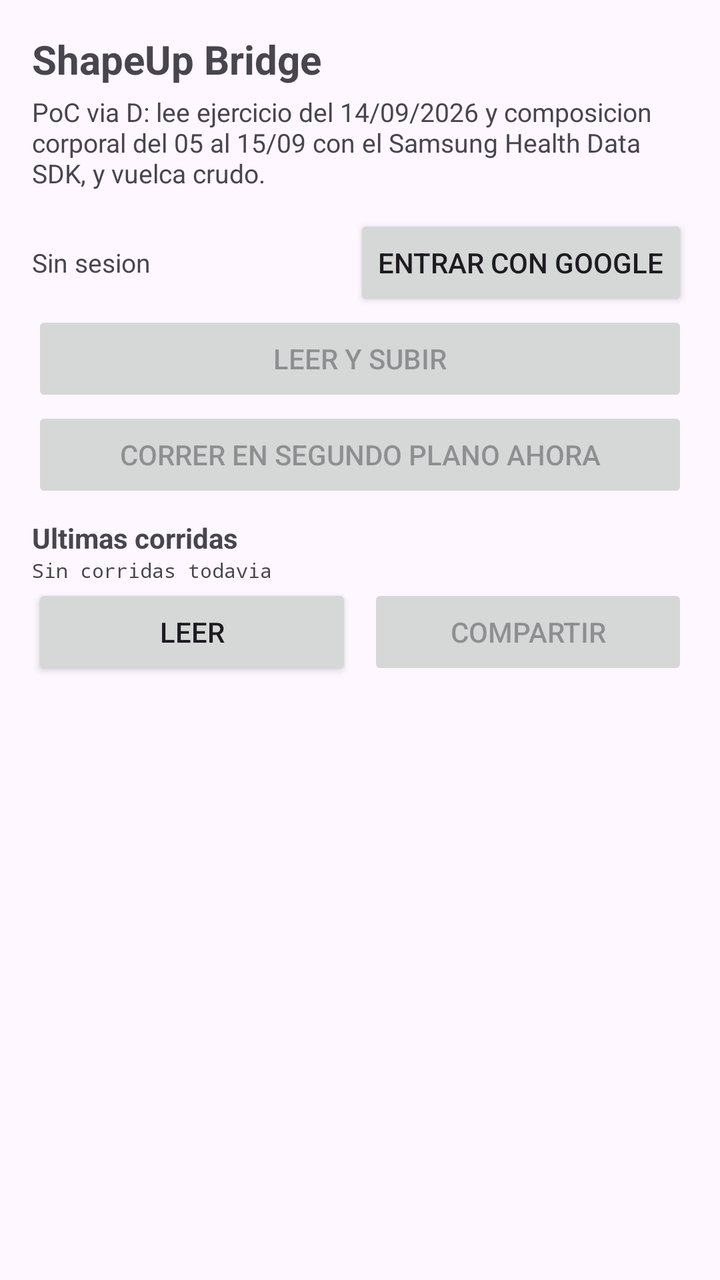
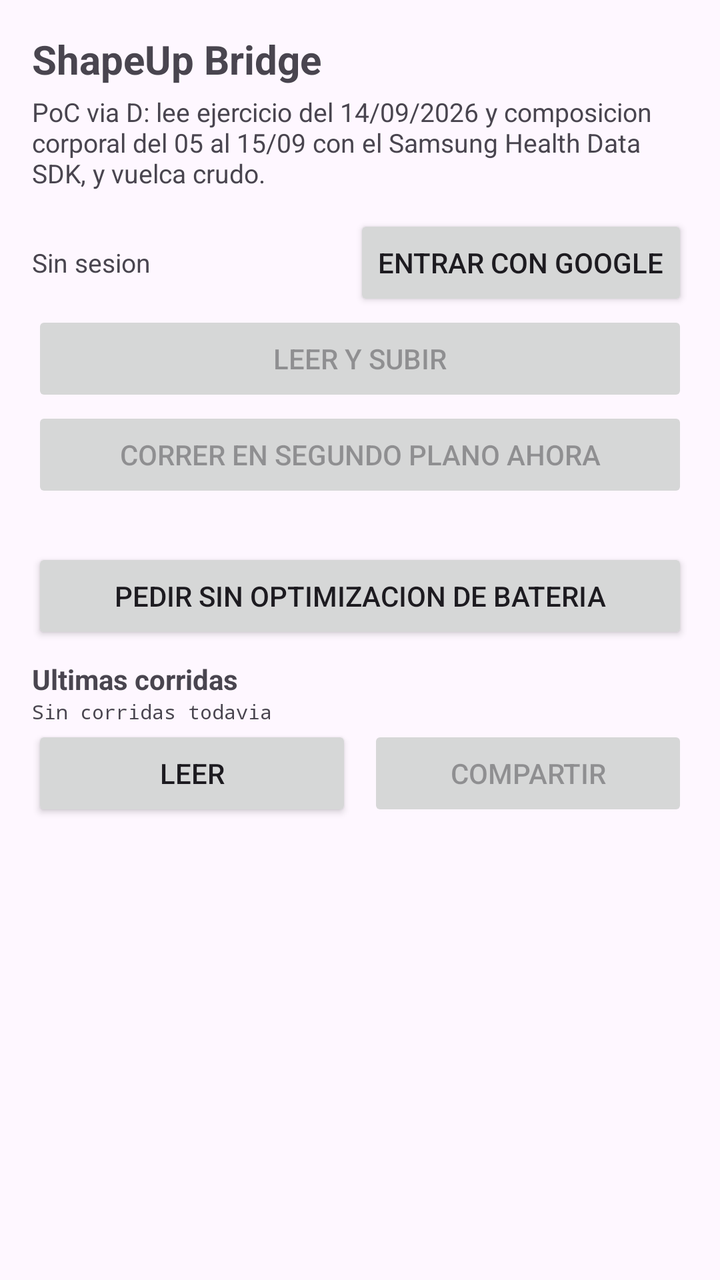

Two renders of the same Android screen: before a commit and after it. Below are the layout's source before the change and the commit's diff.
<!-- AndroidManifest.xml: activity theme Theme.ShapeUpBridge -->
<!-- res/layout/activity_main.xml -->
<?xml version="1.0" encoding="utf-8"?>
<LinearLayout xmlns:android="http://schemas.android.com/apk/res/android"
    xmlns:tools="http://schemas.android.com/tools"
    android:id="@+id/main"
    android:layout_width="match_parent"
    android:layout_height="match_parent"
    android:orientation="vertical"
    android:padding="16dp"
    tools:context=".MainActivity">

    <TextView
        android:id="@+id/title"
        android:layout_width="match_parent"
        android:layout_height="wrap_content"
        android:text="@string/app_name"
        android:textSize="20sp"
        android:textStyle="bold" />

    <TextView
        android:id="@+id/subtitle"
        android:layout_width="match_parent"
        android:layout_height="wrap_content"
        android:paddingTop="4dp"
        android:paddingBottom="12dp"
        android:text="@string/subtitle"
        android:textSize="13sp" />

    <LinearLayout
        android:layout_width="match_parent"
        android:layout_height="wrap_content"
        android:gravity="center_vertical"
        android:orientation="horizontal">

        <TextView
            android:id="@+id/authStatus"
            android:layout_width="0dp"
            android:layout_height="wrap_content"
            android:layout_weight="1"
            android:text="@string/signed_out"
            android:textSize="13sp" />

        <Button
            android:id="@+id/signInButton"
            android:layout_width="wrap_content"
            android:layout_height="wrap_content"
            android:text="@string/sign_in" />

        <Button
            android:id="@+id/signOutButton"
            android:layout_width="wrap_content"
            android:layout_height="wrap_content"
            android:text="@string/sign_out"
            android:visibility="gone" />
    </LinearLayout>

    <Button
        android:id="@+id/uploadButton"
        android:layout_width="match_parent"
        android:layout_height="wrap_content"
        android:enabled="false"
        android:text="@string/read_and_upload" />

    <Button
        android:id="@+id/runNowButton"
        android:layout_width="match_parent"
        android:layout_height="wrap_content"
        android:enabled="false"
        android:text="@string/run_now" />

    <TextView
        android:layout_width="match_parent"
        android:layout_height="wrap_content"
        android:paddingTop="8dp"
        android:text="@string/runs_title"
        android:textStyle="bold" />

    <TextView
        android:id="@+id/historyView"
        android:layout_width="match_parent"
        android:layout_height="wrap_content"
        android:fontFamily="monospace"
        android:maxLines="12"
        android:scrollbars="vertical"
        android:text="@string/no_runs"
        android:textIsSelectable="true"
        android:textSize="10sp" />

    <LinearLayout
        android:layout_width="match_parent"
        android:layout_height="wrap_content"
        android:orientation="horizontal">

        <Button
            android:id="@+id/readButton"
            android:layout_width="0dp"
            android:layout_height="wrap_content"
            android:layout_weight="1"
            android:text="@string/read" />

        <Button
            android:id="@+id/shareButton"
            android:layout_width="0dp"
            android:layout_height="wrap_content"
            android:layout_marginStart="8dp"
            android:layout_weight="1"
            android:enabled="false"
            android:text="@string/share" />
    </LinearLayout>

    <ScrollView
        android:id="@+id/logScroll"
        android:layout_width="match_parent"
        android:layout_height="0dp"
        android:layout_marginTop="12dp"
        android:layout_weight="1">

        <TextView
            android:id="@+id/logView"
            android:layout_width="match_parent"
            android:layout_height="wrap_content"
            android:fontFamily="monospace"
            android:textIsSelectable="true"
            android:textSize="11sp" />
    </ScrollView>

</LinearLayout>
<!-- resources referenced by this layout -->
<resources>
  <string name="app_name">ShapeUp Bridge</string>
  <string name="no_runs">Sin corridas todavia</string>
  <string name="read">Leer</string>
  <string name="read_and_upload">Leer y subir</string>
  <string name="run_now">Correr en segundo plano ahora</string>
  <string name="runs_title">Ultimas corridas</string>
  <string name="share">Compartir</string>
  <string name="sign_in">Entrar con Google</string>
  <string name="sign_out">Salir</string>
  <string name="signed_out">Sin sesion</string>
  <string name="subtitle">PoC via D: lee ejercicio del 14/09/2026 y composicion corporal del 05 al 15/09 con el Samsung Health Data SDK, y vuelca crudo.</string>
  <style name="Theme.ShapeUpBridge" parent="Base.Theme.ShapeUpBridge" />
  <style name="Base.Theme.ShapeUpBridge" parent="Theme.Material3.DayNight.NoActionBar">
          
          
      </style>
</resources>

<!-- the commit's change to res/layout/activity_main.xml (unified diff, before → after) -->
@@ -68,6 +68,21 @@
         android:text="@string/run_now" />
 
     <TextView
+        android:id="@+id/pushStatusView"
+        android:layout_width="match_parent"
+        android:layout_height="wrap_content"
+        android:paddingTop="8dp"
+        android:fontFamily="monospace"
+        android:textIsSelectable="true"
+        android:textSize="11sp" />
+
+    <Button
+        android:id="@+id/batteryButton"
+        android:layout_width="match_parent"
+        android:layout_height="wrap_content"
+        android:text="@string/battery_exemption" />
+
+    <TextView
         android:layout_width="match_parent"
         android:layout_height="wrap_content"
         android:paddingTop="8dp"
<!-- resource entries referenced after the edit -->
@@ -1,6 +1,7 @@
 <!-- resources referenced by this layout -->
 <resources>
   <string name="app_name">ShapeUp Bridge</string>
+  <string name="battery_exemption">Pedir sin optimizacion de bateria</string>
   <string name="no_runs">Sin corridas todavia</string>
   <string name="read">Leer</string>
   <string name="read_and_upload">Leer y subir</string>
